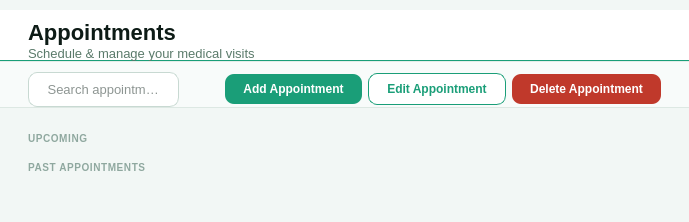
shasheenahdeeneillelumasag/CCC151---Group-Project, file src/ui/page_appointments.ui: the form before one commit.
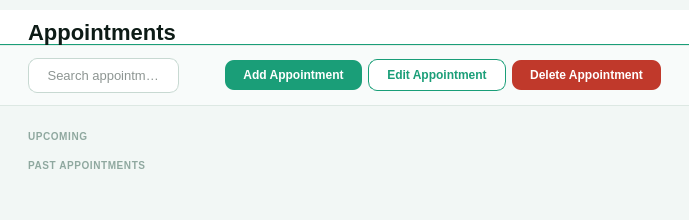
The form after the commit.

Commit message: Remove header subtitles, increase toolbar to 64px with equal margins

The edit to the form file:
```diff
--- a/src/ui/page_appointments.ui
+++ b/src/ui/page_appointments.ui
@@ -15,7 +15,6 @@
        <layout class="QHBoxLayout"><property name="leftMargin"><number>28</number></property><property name="topMargin"><number>10</number></property><property name="rightMargin"><number>28</number></property><property name="bottomMargin"><number>0</number></property>
         <item><layout class="QVBoxLayout"><property name="spacing"><number>1</number></property>
          <item><widget class="QLabel"><property name="text"><string>Appointments</string></property><property name="styleSheet"><string>QLabel { font-size: 22px; font-weight: bold; color: #0D1B16; }</string></property></widget></item>
-         <item><widget class="QLabel"><property name="text"><string>Schedule &amp; manage your medical visits</string></property><property name="styleSheet"><string>QLabel { font-size: 13px; color: #5A7A6A; }</string></property></widget></item>
         </layout></item>
        </layout>
       </widget>
@@ -29,9 +28,9 @@
        <property name="maximumHeight"><number>56</number></property>
       <layout class="QHBoxLayout">
         <property name="leftMargin"><number>28</number></property>
-        <property name="topMargin"><number>10</number></property>
+         <property name="topMargin"><number>12</number></property>
         <property name="rightMargin"><number>28</number></property>
-        <property name="bottomMargin"><number>0</number></property>
+         <property name="bottomMargin"><number>12</number></property>
         <item>
          <widget class="QLineEdit" name="searchInput">
           <property name="placeholderText"><string> Search appointments...</string></property>
```
Left out of the diff: 4 changed lines with no effect on the pictures. Lines whose indentation alone changed are shown as unchanged. The commit also changes 6 other files.
